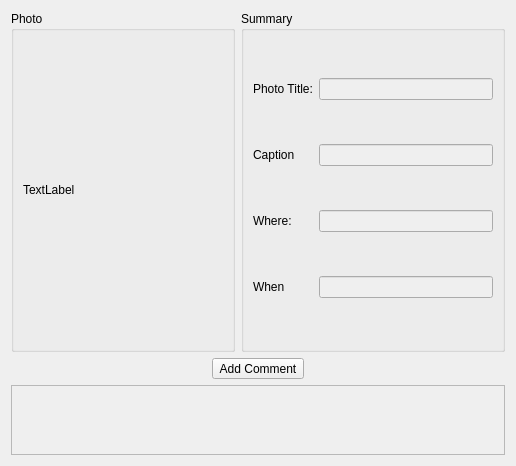
Before: the Qt Designer form retroshare-gui/src/gui/PhotoShare/PhotoDialog.ui in RetroShare/RetroShare, drawn with Qt 5.
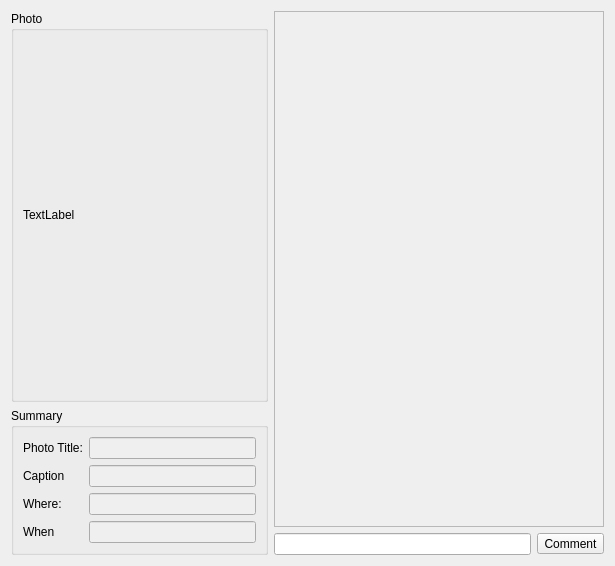
After: the same form once the commit is applied.

Commit message: little layout changes, to not stretch the labels display the comments on right side of the PhotoDialog

What changed in the file:
```diff
--- a/retroshare-gui/src/gui/PhotoShare/PhotoDialog.ui
+++ b/retroshare-gui/src/gui/PhotoShare/PhotoDialog.ui
@@ -6,22 +6,18 @@
    <rect>
     <x>0</x>
     <y>0</y>
-    <width>516</width>
-    <height>460</height>
+    <width>615</width>
+    <height>566</height>
    </rect>
   </property>
   <property name="windowTitle">
    <string>Dialog</string>
   </property>
-  <layout class="QVBoxLayout" name="verticalLayout_3">
-   <item>
-    <layout class="QHBoxLayout" name="horizontalLayout_4">
-     <item>
-      <layout class="QHBoxLayout" name="horizontalLayout_2">
-       <item>
+  <layout class="QGridLayout" name="gridLayout_2">
+   <item row="0" column="0">
         <widget class="QGroupBox" name="albumGroup">
          <property name="sizePolicy">
-          <sizepolicy hsizetype="Maximum" vsizetype="Minimum">
+      <sizepolicy hsizetype="Expanding" vsizetype="Expanding">
            <horstretch>0</horstretch>
            <verstretch>1</verstretch>
           </sizepolicy>
@@ -52,10 +48,40 @@
          </layout>
         </widget>
        </item>
-       <item>
+   <item row="0" column="1" rowspan="2" colspan="2">
+    <widget class="QScrollArea" name="scrollArea">
+     <property name="sizePolicy">
+      <sizepolicy hsizetype="Expanding" vsizetype="Expanding">
+       <horstretch>0</horstretch>
+       <verstretch>0</verstretch>
+      </sizepolicy>
+     </property>
+     <property name="widgetResizable">
+      <bool>true</bool>
+     </property>
+     <widget class="QWidget" name="scrollAreaWidgetContents">
+      <property name="geometry">
+       <rect>
+        <x>0</x>
+        <y>0</y>
+        <width>325</width>
+        <height>18</height>
+       </rect>
+      </property>
+      <property name="sizePolicy">
+       <sizepolicy hsizetype="Preferred" vsizetype="Fixed">
+        <horstretch>0</horstretch>
+        <verstretch>0</verstretch>
+       </sizepolicy>
+      </property>
+      <layout class="QVBoxLayout" name="verticalLayout"/>
+     </widget>
+    </widget>
+   </item>
+   <item row="1" column="0" rowspan="2">
         <widget class="QGroupBox" name="groupBox_2">
          <property name="sizePolicy">
-          <sizepolicy hsizetype="MinimumExpanding" vsizetype="Preferred">
+      <sizepolicy hsizetype="Expanding" vsizetype="Expanding">
            <horstretch>0</horstretch>
            <verstretch>0</verstretch>
           </sizepolicy>
@@ -63,7 +89,7 @@
          <property name="minimumSize">
           <size>
            <width>50</width>
-           <height>200</height>
+       <height>0</height>
           </size>
          </property>
          <property name="title">
@@ -153,62 +179,14 @@
          </layout>
         </widget>
        </item>
-      </layout>
-     </item>
-    </layout>
-   </item>
-   <item>
-    <layout class="QHBoxLayout" name="horizontalLayout">
-     <item>
-      <spacer name="horizontalSpacer">
-       <property name="orientation">
-        <enum>Qt::Horizontal</enum>
-       </property>
-       <property name="sizeHint" stdset="0">
-        <size>
-         <width>40</width>
-         <height>20</height>
-        </size>
-       </property>
-      </spacer>
-     </item>
-     <item>
+   <item row="2" column="1">
+    <widget class="QLineEdit" name="lineEdit"/>
+   </item>
+   <item row="2" column="2">
       <widget class="QToolButton" name="toolButton_AddComment">
        <property name="text">
-        <string>Add Comment</string>
-       </property>
-      </widget>
-     </item>
-     <item>
-      <spacer name="horizontalSpacer_2">
-       <property name="orientation">
-        <enum>Qt::Horizontal</enum>
-       </property>
-       <property name="sizeHint" stdset="0">
-        <size>
-         <width>40</width>
-         <height>20</height>
-        </size>
-       </property>
-      </spacer>
-     </item>
-    </layout>
-   </item>
-   <item>
-    <widget class="QScrollArea" name="scrollArea">
-     <property name="widgetResizable">
-      <bool>true</bool>
-     </property>
-     <widget class="QWidget" name="scrollAreaWidgetContents">
-      <property name="geometry">
-       <rect>
-        <x>0</x>
-        <y>0</y>
-        <width>496</width>
-        <height>69</height>
-       </rect>
-      </property>
-     </widget>
+      <string>Comment</string>
+     </property>
     </widget>
    </item>
   </layout>
```
Lines whose indentation alone changed are shown as unchanged. The commit also changes 4 other files.
